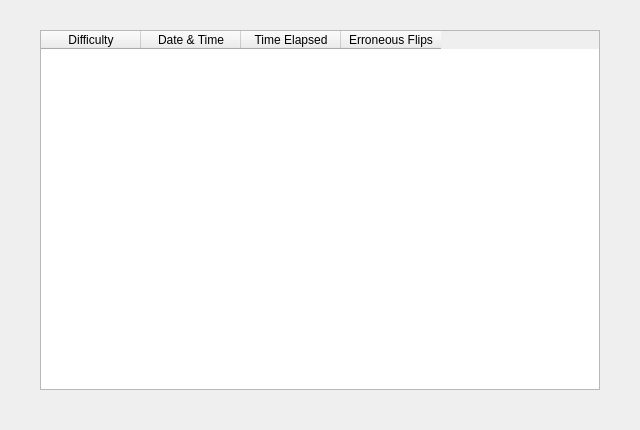
Above: src/gui/statistics_window/statisticswindow.ui from sudosys/matchmatch-game before the change. Below: the same form after it.
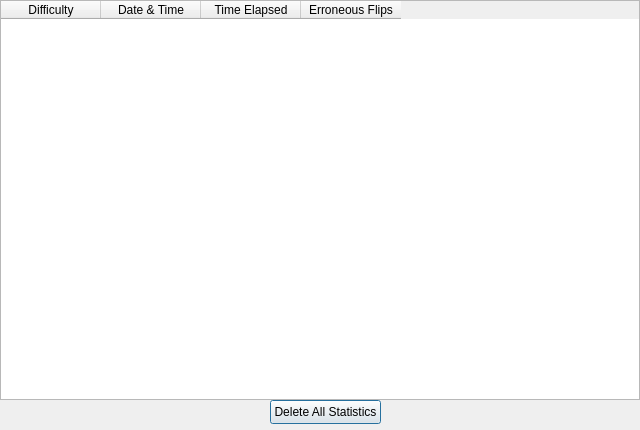
That is the form after the change.

Commit message: build date time added to about window

The edit to the form file:
```diff
--- a/src/gui/statistics_window/statisticswindow.ui
+++ b/src/gui/statistics_window/statisticswindow.ui
@@ -40,10 +40,10 @@
   <widget class="QTableWidget" name="statistics_table">
    <property name="geometry">
     <rect>
-     <x>40</x>
-     <y>30</y>
-     <width>560</width>
-     <height>360</height>
+     <x>0</x>
+     <y>0</y>
+     <width>640</width>
+     <height>400</height>
     </rect>
    </property>
    <property name="sizeAdjustPolicy">
@@ -70,6 +70,19 @@
     </property>
    </column>
   </widget>
+  <widget class="QPushButton" name="delete_records_button">
+   <property name="geometry">
+    <rect>
+     <x>270</x>
+     <y>400</y>
+     <width>111</width>
+     <height>24</height>
+    </rect>
+   </property>
+   <property name="text">
+    <string>Delete All Statistics</string>
+   </property>
+  </widget>
  </widget>
  <resources/>
  <connections/>
```
The commit also changes 6 other files.
